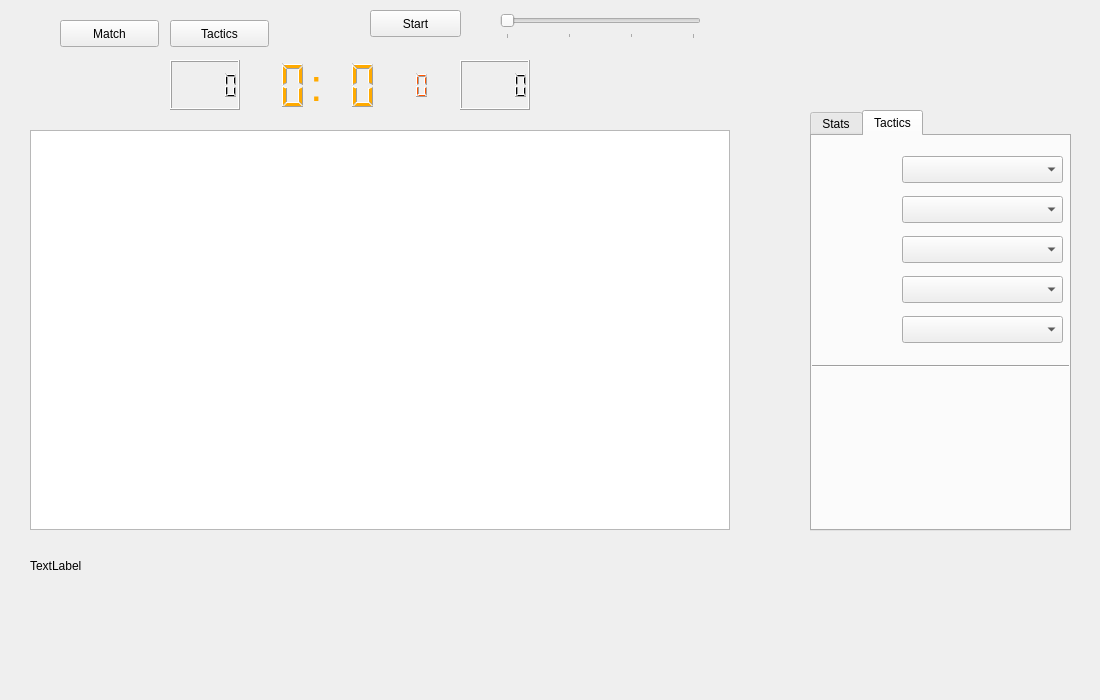
Old version of the form MatchScreen.ui in the repository walsh06/BasketballManager.
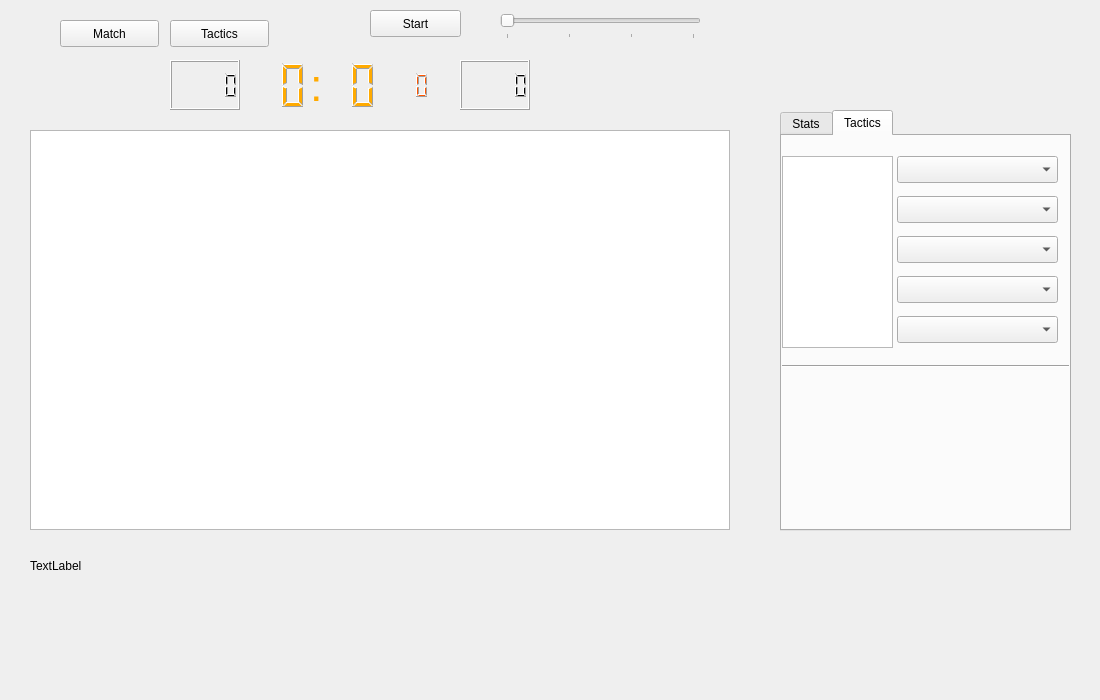
New version of the form. The open tabs and pages were chosen to show the change.

What changed in the file:
```diff
--- a/MatchScreen.ui
+++ b/MatchScreen.ui
@@ -162,9 +162,9 @@
     <widget class="QTabWidget" name="quickTab">
      <property name="geometry">
       <rect>
-       <x>800</x>
+       <x>770</x>
        <y>60</y>
-       <width>261</width>
+       <width>291</width>
        <height>421</height>
       </rect>
      </property>
@@ -192,7 +192,7 @@
       <widget class="QComboBox" name="quickStrategyOne">
        <property name="geometry">
         <rect>
-         <x>90</x>
+         <x>115</x>
          <y>20</y>
          <width>161</width>
          <height>27</height>
@@ -202,7 +202,7 @@
       <widget class="QComboBox" name="quickStrategyTwo">
        <property name="geometry">
         <rect>
-         <x>90</x>
+         <x>115</x>
          <y>60</y>
          <width>161</width>
          <height>27</height>
@@ -212,7 +212,7 @@
       <widget class="QComboBox" name="quickStrategyThree">
        <property name="geometry">
         <rect>
-         <x>90</x>
+         <x>115</x>
          <y>100</y>
          <width>161</width>
          <height>27</height>
@@ -222,7 +222,7 @@
       <widget class="QComboBox" name="quickStrategyFour">
        <property name="geometry">
         <rect>
-         <x>90</x>
+         <x>115</x>
          <y>140</y>
          <width>161</width>
          <height>27</height>
@@ -232,7 +232,7 @@
       <widget class="QComboBox" name="quickStrategyFive">
        <property name="geometry">
         <rect>
-         <x>90</x>
+         <x>115</x>
          <y>180</y>
          <width>161</width>
          <height>27</height>
@@ -244,7 +244,7 @@
         <rect>
          <x>0</x>
          <y>220</y>
-         <width>261</width>
+         <width>291</width>
          <height>20</height>
         </rect>
        </property>
@@ -252,6 +252,30 @@
         <enum>Qt::Horizontal</enum>
        </property>
       </widget>
+      <widget class="QListWidget" name="quickPlayerList">
+       <property name="geometry">
+        <rect>
+         <x>0</x>
+         <y>20</y>
+         <width>111</width>
+         <height>192</height>
+        </rect>
+       </property>
+       <property name="font">
+        <font>
+         <pointsize>16</pointsize>
+        </font>
+       </property>
+       <property name="verticalScrollBarPolicy">
+        <enum>Qt::ScrollBarAlwaysOff</enum>
+       </property>
+       <property name="horizontalScrollBarPolicy">
+        <enum>Qt::ScrollBarAlwaysOff</enum>
+       </property>
+       <property name="spacing">
+        <number>6</number>
+       </property>
+      </widget>
      </widget>
     </widget>
     <widget class="QLabel" name="label">
```
Left out of the diff: 2 changed lines with no effect on the pictures.
